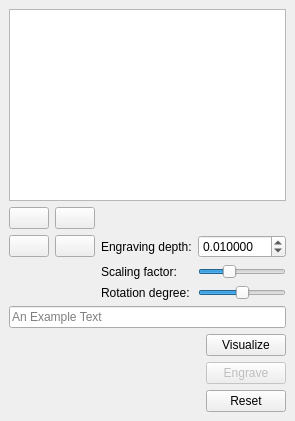
Qt form Polyhedron/demo/Polyhedron/Plugins/PMP/Engrave_dock_widget.ui (CGAL/cgal) before a commit.
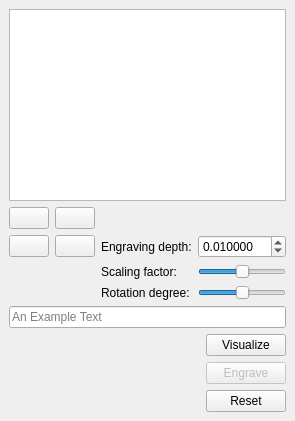
The same form after that commit. Icons and pictures are not drawn.

```diff
--- a/Polyhedron/demo/Polyhedron/Plugins/PMP/Engrave_dock_widget.ui
+++ b/Polyhedron/demo/Polyhedron/Plugins/PMP/Engrave_dock_widget.ui
@@ -114,16 +114,16 @@
       <item row="2" column="3">
        <widget class="QSlider" name="scal_slider">
         <property name="maximum">
-         <number>300</number>
+         <number>2000</number>
         </property>
         <property name="singleStep">
          <number>1</number>
         </property>
         <property name="value">
-         <number>100</number>
+         <number>1000</number>
         </property>
         <property name="sliderPosition">
-         <number>100</number>
+         <number>1000</number>
         </property>
         <property name="orientation">
          <enum>Qt::Horizontal</enum>
```
